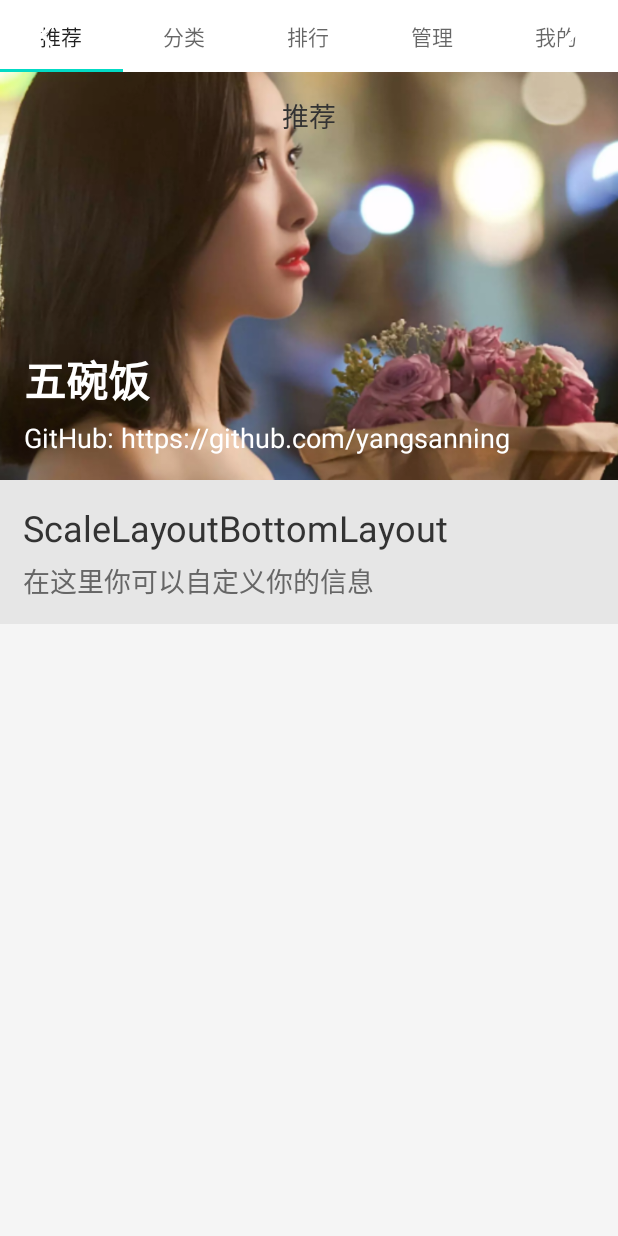
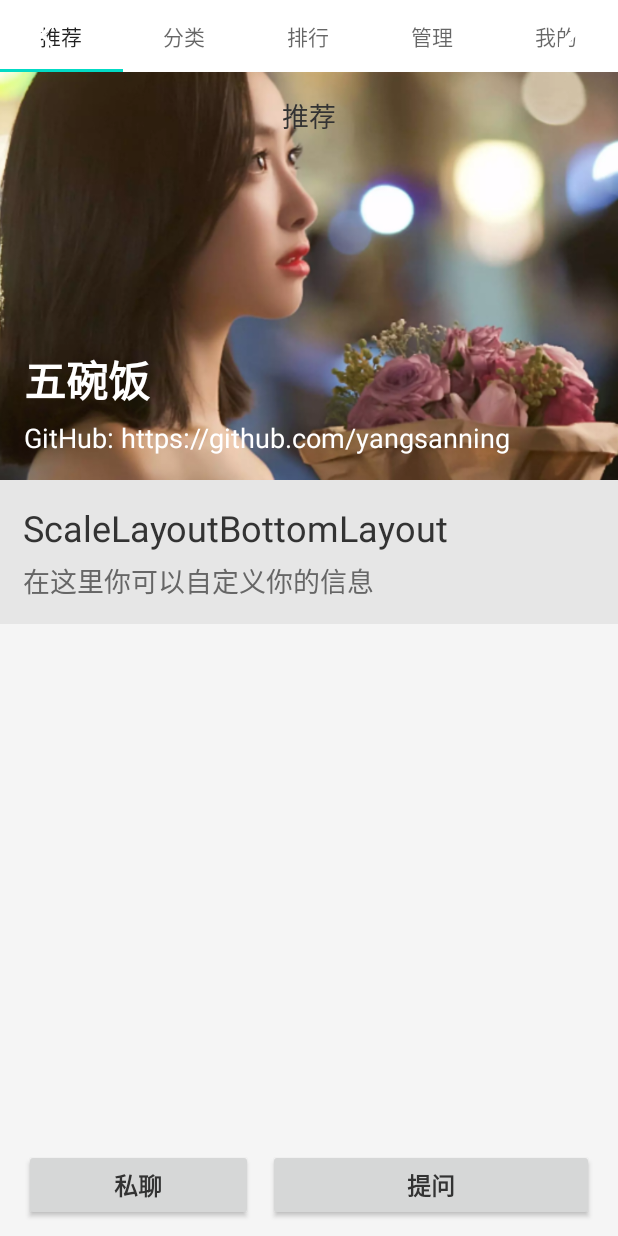
Before and after one commit to yangsanning/ScaleLayoutBehavior, an Android app: the screen it shows after launch (MainActivity), on a phone screen of 412 x 824 dp. Run offline under Robolectric (Android 15) with nearby library versions, the phone set to English and light mode, and no system bars; 5 statements that could not run were skipped.

Commit message:
[ +] 增加两个底部按钮展示

```diff
--- a/app/src/main/res/layout/activity_main.xml
+++ b/app/src/main/res/layout/activity_main.xml
@@ -41,4 +41,39 @@
 
     <!--标题-->
     <include layout="@layout/layout_title_bar" />
+
+    <LinearLayout
+        android:id="@+id/bottom_button_bar"
+        android:layout_width="match_parent"
+        android:layout_height="@dimen/app_bar"
+        android:layout_gravity="bottom"
+        android:layout_marginLeft="16dp"
+        android:layout_marginRight="16dp"
+        android:layout_marginBottom="10dp">
+
+        <Button
+            android:id="@+id/talk_with"
+            android:layout_width="wrap_content"
+            android:layout_height="match_parent"
+            android:layout_gravity="center_horizontal"
+            android:layout_weight="1"
+            android:gravity="center"
+            android:text="私聊"
+            android:textColor="@color/app_text_title"
+            android:textSize="16sp"
+            android:textStyle="bold" />
+
+        <Button
+            android:id="@+id/invitate_with"
+            android:layout_width="wrap_content"
+            android:layout_height="match_parent"
+            android:layout_gravity="center_horizontal"
+            android:layout_marginStart="10dp"
+            android:layout_weight="2"
+            android:gravity="center"
+            android:text="提问"
+            android:textColor="@color/app_text_title"
+            android:textSize="16sp"
+            android:textStyle="bold" />
+    </LinearLayout>
 </android.support.design.widget.CoordinatorLayout>
```
